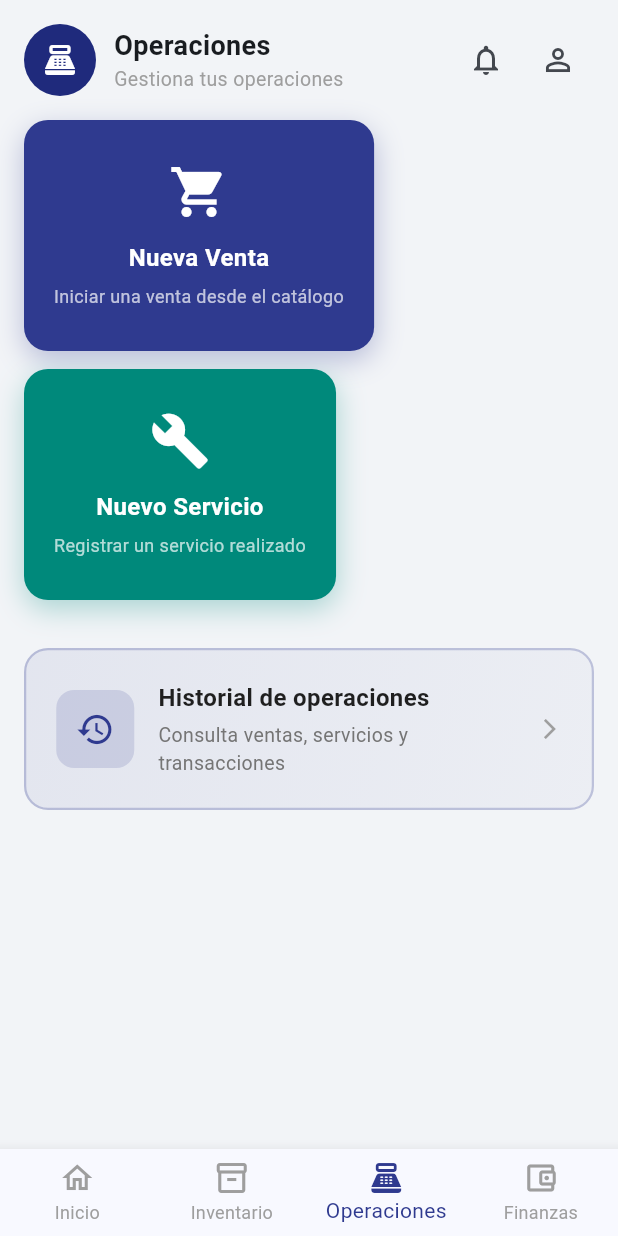
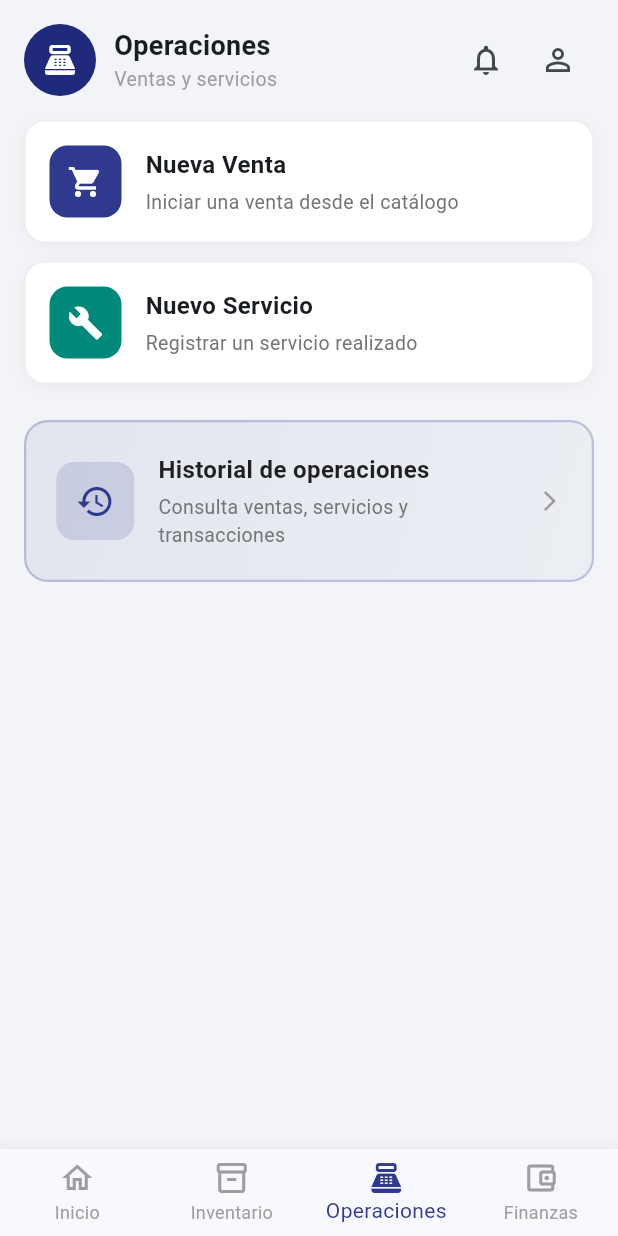
Before and after one commit to DanielfQo/MANAGEMENT-SYSTEM-UI, a Flutter app: the OperacionesHubPage screen opened by its route, on a phone screen of 412 x 824 dp. Run offline on Flutter 3.47's test engine with Material 3 defaults, Android fonts, the phone set to English and light mode, and no system bars; our stand-ins replace app_links, dio, flutter_riverpod, flutter_secure_storage, go_router, image_picker and 3 more; missing offline and left inert: esc_pos_utils_plus, flutter_pdfview; accounts and stored records are empty.

Commit message:
refactor(operaciones): restaurar hub al diseño original con botón de historial
- Recuperada versión original de OperacionesHubPage
- Mantiene los 2 action cards (Nueva Venta, Nuevo Servicio)
- Agrega botón mejorado para ir al historial
- Removida carga automática de datos (ya no hace fetch de ventas/servicios)
- El historial con UI mejorada se mantiene en OperacionesHistorialPage

El hub ahora es más simple, enfocado en acciones directas

```diff
--- a/lib/features/operaciones/operaciones_hub_page.dart
+++ b/lib/features/operaciones/operaciones_hub_page.dart
@@ -1,6 +1,8 @@
 import 'package:management_system_ui/core/common_libs.dart';
 import 'package:management_system_ui/features/auth/auth_provider.dart';
 import 'package:management_system_ui/features/tienda/tienda_switcher_sheet.dart';
+import 'package:management_system_ui/features/venta/venta_provider.dart';
+import 'package:management_system_ui/features/servicio/servicio_provider.dart';
 
 class OperacionesHubPage extends ConsumerStatefulWidget {
   const OperacionesHubPage({super.key});
@@ -11,6 +13,20 @@ class OperacionesHubPage extends ConsumerStatefulWidget {
 }
 
 class _OperacionesHubPageState extends ConsumerState<OperacionesHubPage> {
+  @override
+  void initState() {
+    super.initState();
+    Future.microtask(() {
+      ref.read(ventaProvider.notifier).cargarVentas();
+      ref.read(servicioProvider.notifier).cargarServicios();
+    });
+  }
+
+  @override
+  void dispose() {
+    super.dispose();
+  }
+
   @override
   Widget build(BuildContext context) {
     final authState = ref.watch(authProvider);
@@ -23,13 +39,20 @@ class _OperacionesHubPageState extends ConsumerState<OperacionesHubPage> {
           children: [
             CustomAppBar(
               title: 'Operaciones',
-              subtitle: 'Gestiona tus operaciones',
+              subtitle: 'Ventas y servicios',
               icon: Icons.point_of_sale,
               isTiendaTitle: esDueno,
               onTiendaPressed:
                   esDueno ? () => showTiendaSwitcher(context) : null,
             ),
             Expanded(
+              child: RefreshIndicator(
+                onRefresh: () async {
+                  await Future.wait([
+                    ref.read(ventaProvider.notifier).cargarVentas(),
+                    ref.read(servicioProvider.notifier).cargarServicios(),
+                  ]);
+                },
                 child: SingleChildScrollView(
                   physics: const AlwaysScrollableScrollPhysics(),
                   padding: const EdgeInsets.all(16),
@@ -52,11 +75,12 @@ class _OperacionesHubPageState extends ConsumerState<OperacionesHubPage> {
                         color: const Color(0xFF00897B),
                         onTap: () => context.go('/servicios'),
                       ),
-                    const SizedBox(height: 32),
+                      const SizedBox(height: 24),
 
-                    // Botón al historial mejorado
+                      // Botón al historial
                       GestureDetector(
-                      onTap: () => context.go('/operaciones/historial'),
+                        onTap: () =>
+                            context.go('/operaciones/historial'),
                         child: Container(
                           padding: const EdgeInsets.all(20),
                           decoration: BoxDecoration(
@@ -128,6 +152,7 @@ class _OperacionesHubPageState extends ConsumerState<OperacionesHubPage> {
                   ),
                 ),
               ),
+            ),
           ],
         ),
       ),
@@ -144,38 +169,50 @@ class _OperacionesHubPageState extends ConsumerState<OperacionesHubPage> {
     return GestureDetector(
       onTap: onTap,
       child: Container(
-        padding: const EdgeInsets.symmetric(vertical: 28, horizontal: 20),
+        padding: const EdgeInsets.all(16),
         decoration: BoxDecoration(
-          color: color,
-          borderRadius: BorderRadius.circular(16),
+          color: Colors.white,
+          borderRadius: BorderRadius.circular(14),
+          border: Border.all(color: Colors.grey.shade200),
           boxShadow: [
             BoxShadow(
-              color: color.withValues(alpha: 0.3),
-              blurRadius: 16,
-              offset: const Offset(0, 6),
+              color: Colors.black.withValues(alpha: 0.04),
+              blurRadius: 8,
+              offset: const Offset(0, 2),
             ),
           ],
         ),
+        child: Row(
+          children: [
+            Container(
+              padding: const EdgeInsets.all(12),
+              decoration: BoxDecoration(
+                color: color,
+                borderRadius: BorderRadius.circular(12),
+              ),
+              child: Icon(icon, color: Colors.white, size: 24),
+            ),
+            const SizedBox(width: 16),
+            Expanded(
               child: Column(
+                crossAxisAlignment: CrossAxisAlignment.start,
                 children: [
-            Icon(icon, color: Colors.white, size: 40),
-            const SizedBox(height: 12),
                   Text(
                     label,
-              textAlign: TextAlign.center,
                     style: const TextStyle(
-                color: Colors.white,
                       fontSize: 16,
-                fontWeight: FontWeight.w600,
+                      fontWeight: FontWeight.bold,
                     ),
                   ),
-            const SizedBox(height: 6),
+                  const SizedBox(height: 4),
                   Text(
                     subtitle,
-              textAlign: TextAlign.center,
-              style: const TextStyle(
-                color: Colors.white70,
-                fontSize: 12,
+                    style: TextStyle(
+                      fontSize: 13,
+                      color: Colors.grey[600],
+                    ),
+                  ),
+                ],
               ),
             ),
           ],
```
Lines whose indentation alone changed are shown as unchanged.
